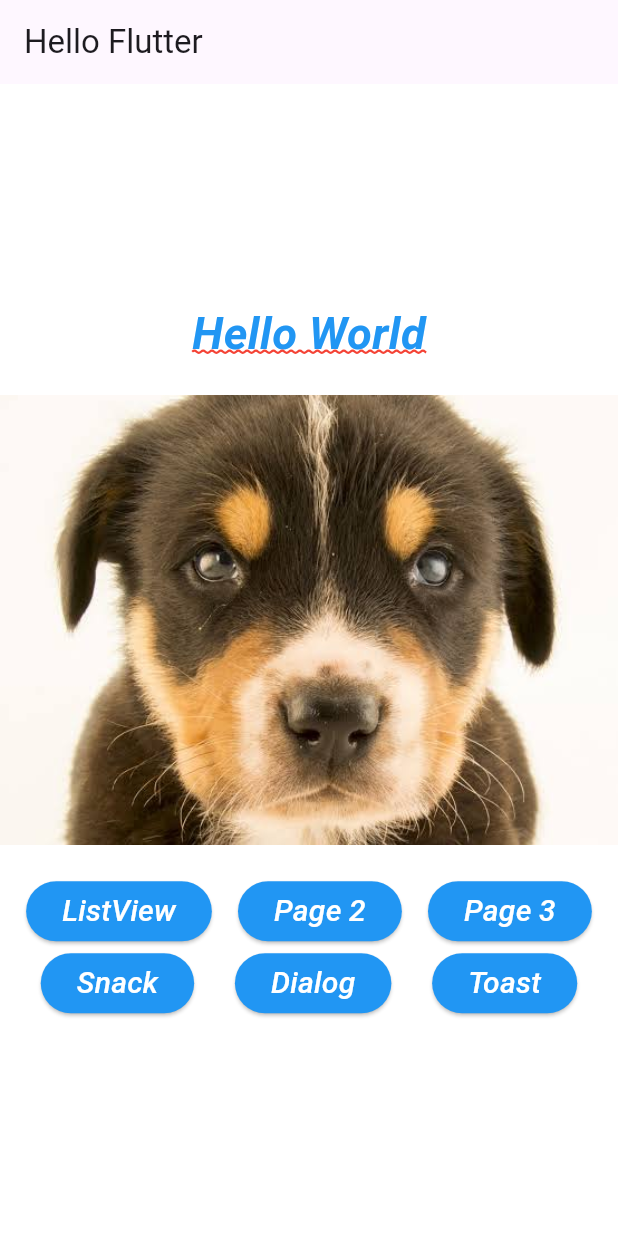
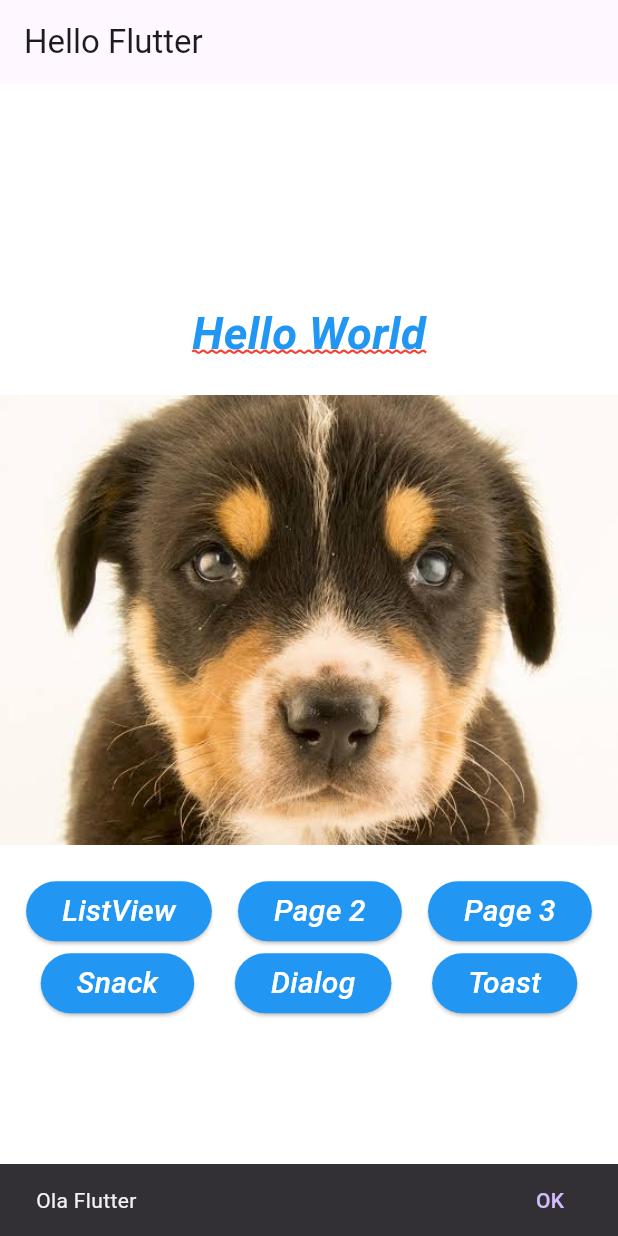
Before and after one commit to Miel230/curso-flutter, a Flutter app: the screen it shows after launch, after a tap on "Snack", on a phone screen of 412 x 824 dp. Run offline on Flutter 3.47's test engine with Material 3 defaults, Android fonts, the phone set to English and light mode, and no system bars.

Commit message:
adicionando o resto

```diff
--- a/lib/home_page.dart
+++ b/lib/home_page.dart
@@ -21,7 +21,8 @@ class HomePage extends StatelessWidget {
       color: Colors.white,
       child: Column(
         mainAxisAlignment: MainAxisAlignment.center,
-        children: <Widget>[_text(), _pageView(), _buttons(context)],
+        children: <Widget>[_text(), _pageView(), _buttons(),
+        ],
       ),
     );
   }
@@ -42,7 +43,9 @@ class HomePage extends StatelessWidget {
     );
   }
 
-  _buttons(context) {
+  _buttons() {
+   return Builder(builder: (context)
+   {
      return Column(
        children: <Widget>[
          Row(
@@ -59,13 +62,14 @@ class HomePage extends StatelessWidget {
          Row(
            mainAxisAlignment: MainAxisAlignment.spaceEvenly,
            children: <Widget>[
-            _button(context, "Snack", _onClickSnack),
+             _button(context, "Snack", () => _onClickSnack(context)),
              _button(context, "Dialog", _onClickDialog),
              _button(context, "Toast", _onClickToast)
            ],
          )
        ],
      );
+   });
    }
 
 
@@ -77,7 +81,18 @@ class HomePage extends StatelessWidget {
    print(">> $s");
   }
 
-  _onClickSnack() {}
+  _onClickSnack(context) {
+    ScaffoldMessenger.of(context).showSnackBar(SnackBar(
+      content: const Text('Ola Flutter'),
+      duration: const Duration(seconds: 1),
+      action: SnackBarAction(
+        label: 'OK',
+        onPressed: () {
+          print("OK!");
+        },
+      ),
+    ));
+  }
 
   _onClickDialog() {}
 
--- a/lib/pages/dog_page.dart
+++ b/lib/pages/dog_page.dart
@@ -6,8 +6,6 @@ class DogPage extends StatelessWidget {
   const DogPage(this.dog, {super.key});
 
    final Dog dog;
-
-  DogPage(this.dog);
 
   @override
    Widget build(BuildContext context) {
```
Also changed, not shown: 1 other file. Lines whose indentation alone changed are shown as unchanged.
